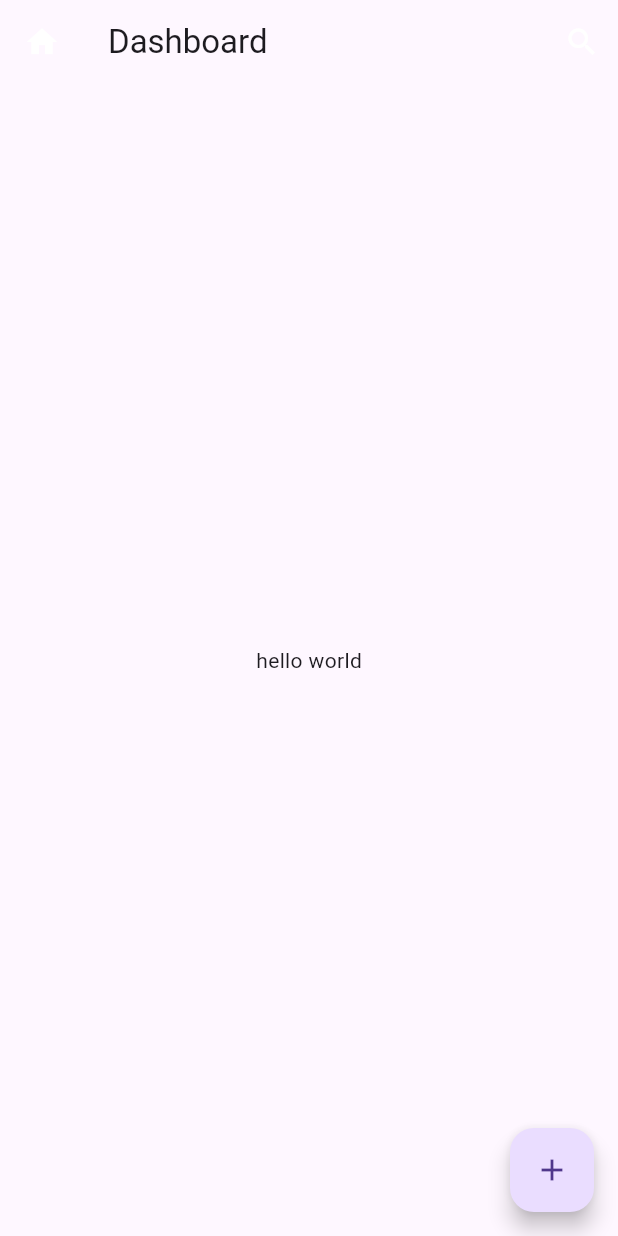
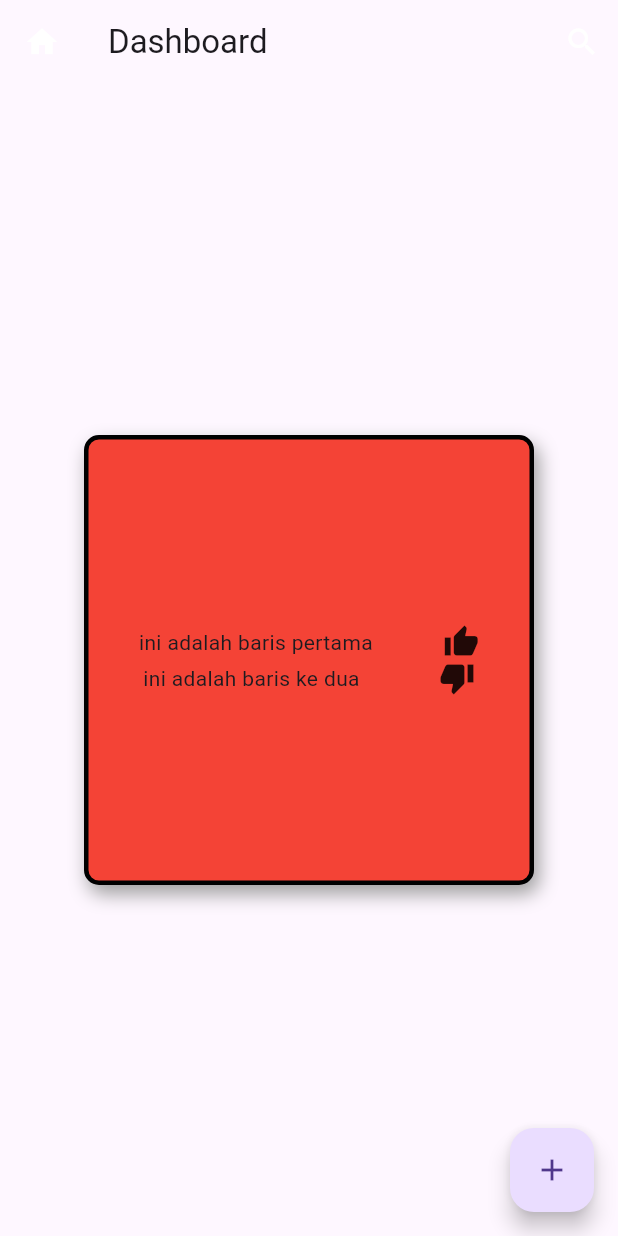
Before and after one commit to yasirkhoirul/BelajarFlutterDicodingPemula, a Flutter app: the HomeScaffold screen opened directly, on a phone screen of 412 x 824 dp. Run offline on Flutter 3.47's test engine with Material 3 defaults, Android fonts, the phone set to English and light mode, and no system bars.

Commit message:
menambahkan container, column, row

```diff
--- a/lib/mainScaffold.dart
+++ b/lib/mainScaffold.dart
@@ -50,7 +50,47 @@ class HomeScaffold extends StatelessWidget {
         onPressed: () {},
         child: const Icon(Icons.add),
       ),
-      body: Center(child: Text("hello world")),
+      body: Center(
+        child: Container(
+          decoration: BoxDecoration(
+            border: Border.all(color: Colors.black,width: 3),
+            borderRadius: BorderRadius.circular(10),
+            color: Colors.red,
+            //parameter shape digunakan untuk mengubah bentuk container
+            // shape: BoxShape.circle,
+            boxShadow: const [
+              BoxShadow(
+                color: Colors.grey,
+                offset: Offset(3, 6),
+                blurRadius: 10,
+              )
+            ]
+          ),
+          width: 300,
+          height: 300,
+          margin: const EdgeInsets.all(10),
+          padding: const EdgeInsets.all(10),
+          child: Column(
+            mainAxisAlignment: MainAxisAlignment.center,
+            children: [
+              Row(
+                mainAxisAlignment: MainAxisAlignment.spaceAround,
+                children: [
+                  const Text("ini adalah baris pertama"),
+                  Icon(Icons.thumb_up)
+                ],
+              ),
+              Row(
+                mainAxisAlignment: MainAxisAlignment.spaceAround,
+                children: [
+                  const Text("ini adalah baris ke dua"),
+                  const Icon(Icons.thumb_down)
+                ],
+              )
+            ],
+          ),
+        ),
+      )
     );
   }
 }
```
